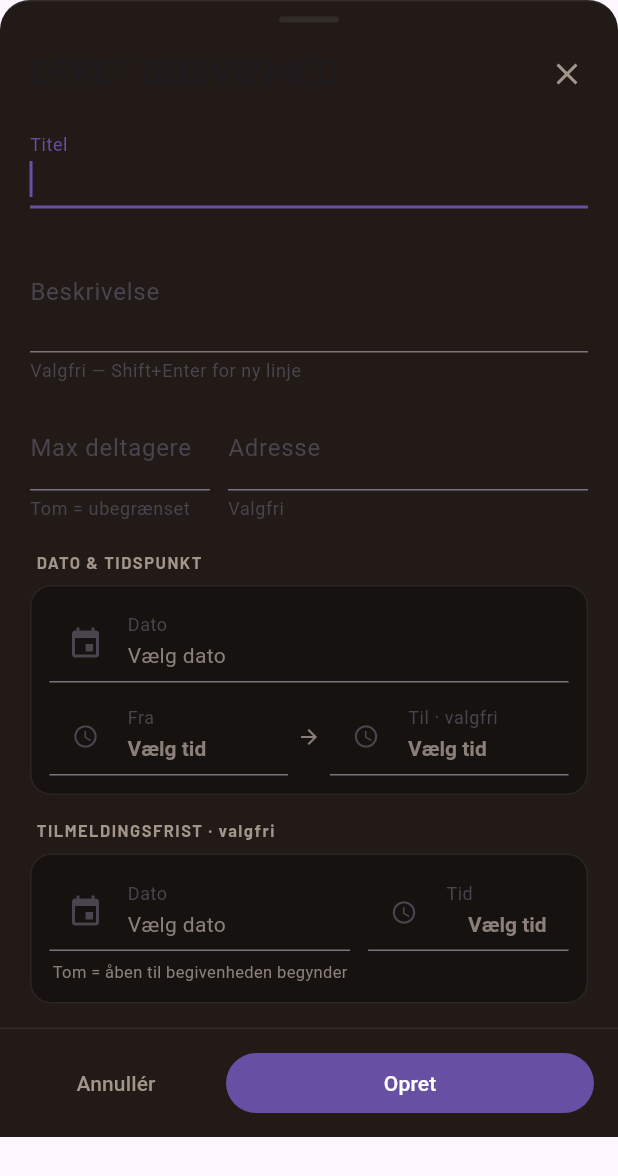
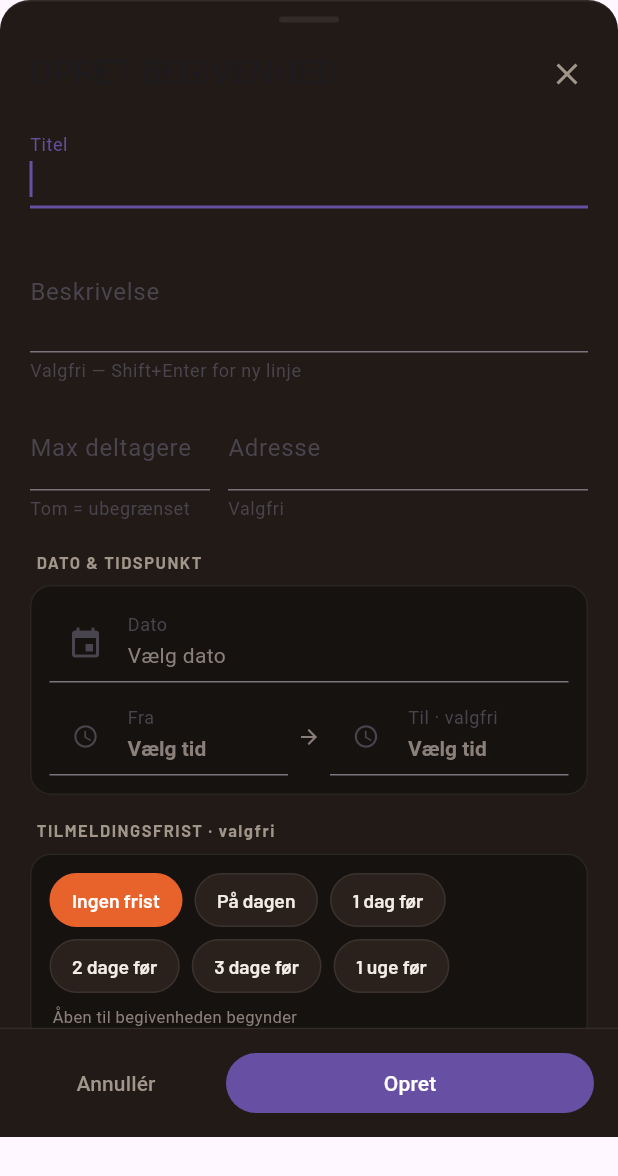
Before and after one commit to nicklashoukjaer/Talentapp, a Flutter app: the CreateTrainingDialog widget shown alone on an empty page, opened directly, on a phone screen of 412 x 824 dp. Shown: the top 1176 px of the screen. Run offline on Flutter 3.47's test engine with Material 3 defaults, Android fonts, the phone set to English and light mode, and no system bars; our stand-ins replace google_fonts, supabase_flutter; missing offline and left inert: dart:html, dart:js, onesignal_flutter; accounts and stored records are empty.

Commit message:
Relativ tilmeldingsfrist + synlighed pr. aktivitet
Opret begivenhed:
- Tilmeldingsfrist vaelges nu relativt (Ingen/paa dagen/1-3 dage/1 uge foer)
  saa den foelger hver enkelt begivenhed i en serie i stedet for én fast dato.
- Ny 'Vis for spillere'-frist (Straks/1-3 uger foer): hver aktivitet bliver
  foerst synlig for spillere X dage foer start via ny synlig_fra-kolonne.
  Staff (admin/traener) ser altid alt.

Oversigt filtrerer skjulte aktiviteter klient-side for ikke-staff.
Migration: 20260714120000_synlig_fra.sql

Co-Authored-By: Claude Opus 4.8 (1M context) <noreply@anthropic.com>

```diff
--- a/lib/views/dashboard_view.dart
+++ b/lib/views/dashboard_view.dart
@@ -3041,7 +3041,13 @@ class _CreateTrainingDialogState extends State<CreateTrainingDialog> {
   DateTime? _dato;   // begivenhedens dato
   TimeOfDay? _fra;   // fra-tid (påkrævet)
   TimeOfDay? _til;   // til-tid (valgfri)
-  DateTime? _deadline;
+  // Tilmeldingsfrist som antal dage FØR hver begivenhed (relativ, så den
+  // følger med i en serie). null = ingen frist (åben til begivenheden starter).
+  int? _deadlineDaysBefore;
+  // Synlighed: antal dage FØR hver begivenhed den bliver synlig for spillere.
+  // null = straks synlig. Bruges især til serier, så spillerne ikke ser 15
+  // aktiviteter på én gang.
+  int? _visibleDaysBefore;
 
   static DateTime _combine(DateTime d, TimeOfDay t) =>
       DateTime(d.year, d.month, d.day, t.hour, t.minute);
@@ -3130,6 +3136,46 @@ class _CreateTrainingDialogState extends State<CreateTrainingDialog> {
     );
   }
 
+  Widget _deadlineChip(String label, int? daysBefore) {
+    final active = _deadlineDaysBefore == daysBefore;
+    return GestureDetector(
+      onTap: () => setState(() => _deadlineDaysBefore = daysBefore),
+      child: Container(
+        padding: const EdgeInsets.symmetric(horizontal: 14, vertical: 8),
+        decoration: BoxDecoration(
+          color: active ? _neon : _surfaceElevated,
+          borderRadius: BorderRadius.circular(999),
+          border: Border.all(color: active ? _neon : _borderSubtle),
+        ),
+        child: Text(label,
+            style: _body(
+                size: 13,
+                weight: FontWeight.w600,
+                color: active ? Colors.white : _textPrimary)),
+      ),
+    );
+  }
+
+  Widget _visibleChip(String label, int? daysBefore) {
+    final active = _visibleDaysBefore == daysBefore;
+    return GestureDetector(
+      onTap: () => setState(() => _visibleDaysBefore = daysBefore),
+      child: Container(
+        padding: const EdgeInsets.symmetric(horizontal: 14, vertical: 8),
+        decoration: BoxDecoration(
+          color: active ? _neon : _surfaceElevated,
+          borderRadius: BorderRadius.circular(999),
+          border: Border.all(color: active ? _neon : _borderSubtle),
+        ),
+        child: Text(label,
+            style: _body(
+                size: 13,
+                weight: FontWeight.w600,
+                color: active ? Colors.white : _textPrimary)),
+      ),
+    );
+  }
+
   int get _plannedWeeks {
     if (!_recurring) return 1;
     final n = int.tryParse(_weeksCtrl.text.trim()) ?? 0;
@@ -3150,6 +3196,7 @@ class _CreateTrainingDialogState extends State<CreateTrainingDialog> {
     required DateTime start,
     required DateTime slut,
     required DateTime deadline,
+    required DateTime? synligFra,
     required int? maxVal,
     required String adresseVal,
     required String userId,
@@ -3162,6 +3209,7 @@ class _CreateTrainingDialogState extends State<CreateTrainingDialog> {
       'slut_tid':             slut.toUtc().toIso8601String(),
       'adresse':              adresseVal,
       'tilmeldings_deadline': deadline.toUtc().toIso8601String(),
+      'synlig_fra':           synligFra?.toUtc().toIso8601String(),
       'created_by':           userId,
       'group_id':             _groupId,
     };
@@ -3181,14 +3229,6 @@ class _CreateTrainingDialogState extends State<CreateTrainingDialog> {
       _snack(context, 'Til-tid skal være efter fra-tid', Colors.orange);
       return;
     }
-    // Hvis frist ikke er sat: brug start_tid (= reelt "ingen frist", tilmelding
-    // er åben helt til begivenheden begynder)
-    final effectiveDeadline = _deadline ?? start;
-    if (effectiveDeadline.isAfter(start)) {
-      _snack(context, 'Deadline skal være før start', Colors.orange);
-      return;
-    }
-
     // Tom = ubegrænset (null sendes til DB; RPC + UI håndterer det som "∞")
     final maxRaw = _maxCtrl.text.trim();
     final int? maxVal = maxRaw.isEmpty ? null : int.tryParse(maxRaw);
@@ -3199,10 +3239,22 @@ class _CreateTrainingDialogState extends State<CreateTrainingDialog> {
 
     final rows = List<Map<String, dynamic>>.generate(weeks, (i) {
       final delta = Duration(days: 7 * i);
+      final evStart = start.add(delta);
+      // Fristen er relativ til HVER begivenheds dato: X dage før start.
+      // null = ingen frist → åben til begivenheden begynder (= start).
+      final deadline = _deadlineDaysBefore == null
+          ? evStart
+          : evStart.subtract(Duration(days: _deadlineDaysBefore!));
+      // Synlighed: bliver synlig X dage før hver begivenhed.
+      // null = straks synlig.
+      final synligFra = _visibleDaysBefore == null
+          ? null
+          : evStart.subtract(Duration(days: _visibleDaysBefore!));
       return _buildRow(
-        start:    start.add(delta),
+        start:    evStart,
         slut:     effectiveSlut.add(delta),
-        deadline: effectiveDeadline.add(delta),
+        deadline: deadline,
+        synligFra: synligFra,
         maxVal:   maxVal,
         adresseVal: adresseVal,
         userId:   userId,
@@ -3349,18 +3401,52 @@ class _CreateTrainingDialogState extends State<CreateTrainingDialog> {
                 ]),
                 const SizedBox(height: 16),
                 _fieldGroup('TILMELDINGSFRIST · valgfri', [
-                  _QuickDateTimeField(
-                    label: 'Dato',
-                    value: _deadline,
-                    fallbackDate: _dato,
-                    onChanged: (v) => setState(() => _deadline = v),
+                  Wrap(
+                    spacing: 8, runSpacing: 8,
+                    children: [
+                      _deadlineChip('Ingen frist', null),
+                      _deadlineChip('På dagen', 0),
+                      _deadlineChip('1 dag før', 1),
+                      _deadlineChip('2 dage før', 2),
+                      _deadlineChip('3 dage før', 3),
+                      _deadlineChip('1 uge før', 7),
+                    ],
                   ),
                   Padding(
-                    padding: const EdgeInsets.only(top: 6, left: 2),
+                    padding: const EdgeInsets.only(top: 8, left: 2),
                     child: Text(
-                      _deadline == null
-                          ? 'Tom = åben til begivenheden begynder'
-                          : 'Tilmelding lukker på dette tidspunkt',
+                      _deadlineDaysBefore == null
+                          ? 'Åben til begivenheden begynder'
+                          : _deadlineDaysBefore == 0
+                              ? 'Tilmelding lukker samme dag kl. '
+                                  '${_fra == null ? "start" : "${_fra!.hour.toString().padLeft(2, '0')}:${_fra!.minute.toString().padLeft(2, '0')}"}'
+                              : 'Tilmelding lukker $_deadlineDaysBefore '
+                                  '${_deadlineDaysBefore == 1 ? "dag" : "dage"} før hver '
+                                  'begivenhed',
+                      style: const TextStyle(color: _textMuted, fontSize: 11),
+                    ),
+                  ),
+                ]),
+                const SizedBox(height: 16),
+                _fieldGroup('VIS FOR SPILLERE · valgfri', [
+                  Wrap(
+                    spacing: 8, runSpacing: 8,
+                    children: [
+                      _visibleChip('Straks', null),
+                      _visibleChip('1 uge før', 7),
+                      _visibleChip('2 uger før', 14),
+                      _visibleChip('3 uger før', 21),
+                    ],
+                  ),
+                  Padding(
+                    padding: const EdgeInsets.only(top: 8, left: 2),
+                    child: Text(
+                      _visibleDaysBefore == null
+                          ? 'Aktiviteten er synlig for spillerne med det samme'
+                          : 'Hver aktivitet dukker først op hos spillerne '
+                              '${_visibleDaysBefore! ~/ 7} '
+                              '${_visibleDaysBefore == 7 ? "uge" : "uger"} før — '
+                              'så de ikke ser hele serien på én gang',
                       style: const TextStyle(color: _textMuted, fontSize: 11),
                     ),
                   ),
```
Also changed, not shown: lib/views/oversigt_view.dart (+12 -2 lines), 1 other file.
